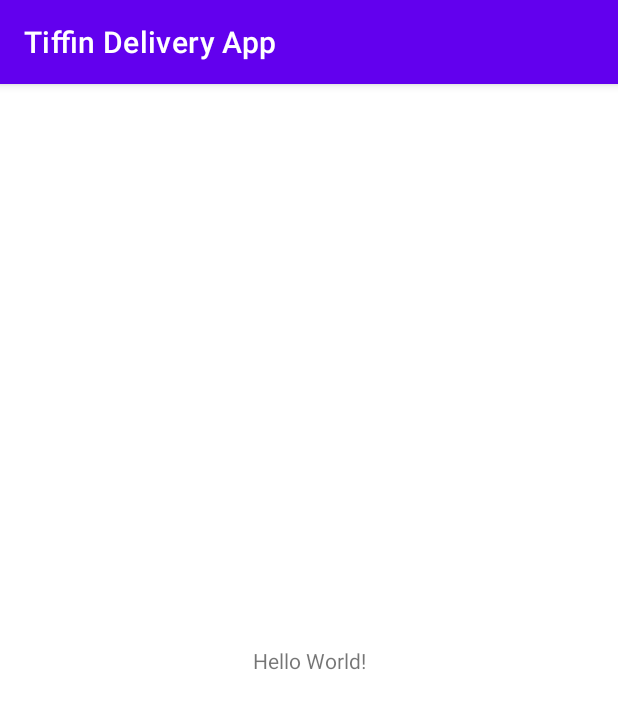
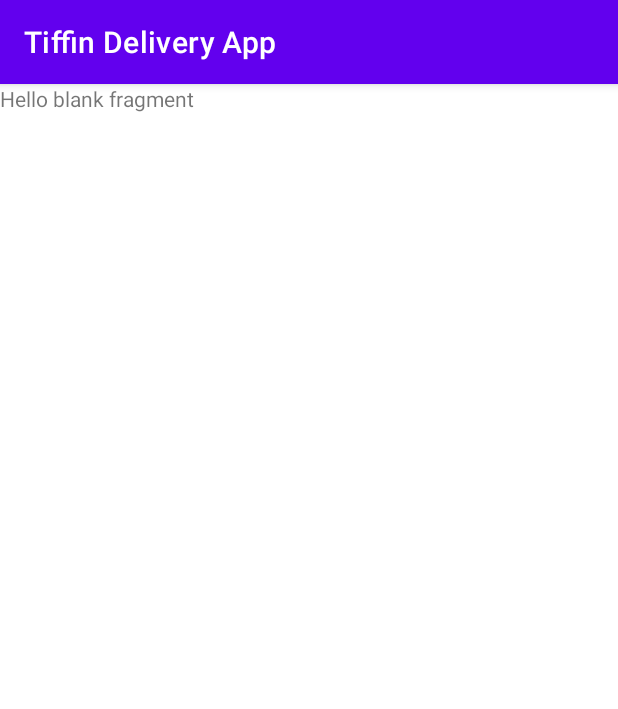
Before and after one commit to RagingScout95/tiffin-delivery-app, an Android app: the screen it shows after launch (MainActivity), on a phone screen of 412 x 824 dp. Shown: the top 709 px of the screen. Run offline under Robolectric (Android 15) with nearby library versions, the phone set to English and light mode, and no system bars.

Commit message:
Implemented navigation graph
-Added navigation graph and added splash, login, serviceList, and serviceDetails fragments
-Added navigation host fragment in main activity layout

```diff
--- a/app/build.gradle
+++ b/app/build.gradle
@@ -38,6 +38,8 @@ dependencies {
     implementation 'androidx.appcompat:appcompat:1.6.0'
     implementation 'com.google.android.material:material:1.8.0'
     implementation 'androidx.constraintlayout:constraintlayout:2.1.4'
+    implementation 'androidx.navigation:navigation-fragment-ktx:2.5.3'
+    implementation 'androidx.navigation:navigation-ui-ktx:2.5.3'
     testImplementation 'junit:junit:4.13.2'
     androidTestImplementation 'androidx.test.ext:junit:1.1.5'
     androidTestImplementation 'androidx.test.espresso:espresso-core:3.5.1'
--- /dev/null
+++ b/app/src/main/java/com/example/tiffindeliveryapp/SplashScreenFragment.kt
@@ -0,0 +1,59 @@
+package com.example.tiffindeliveryapp
+
+import android.os.Bundle
+import androidx.fragment.app.Fragment
+import android.view.LayoutInflater
+import android.view.View
+import android.view.ViewGroup
+
+// TODO: Rename parameter arguments, choose names that match
+// the fragment initialization parameters, e.g. ARG_ITEM_NUMBER
+private const val ARG_PARAM1 = "param1"
+private const val ARG_PARAM2 = "param2"
+
+/**
+ * A simple [Fragment] subclass.
+ * Use the [SplashScreenFragment.newInstance] factory method to
+ * create an instance of this fragment.
+ */
+class SplashScreenFragment : Fragment() {
+    // TODO: Rename and change types of parameters
+    private var param1: String? = null
+    private var param2: String? = null
+
+    override fun onCreate(savedInstanceState: Bundle?) {
+        super.onCreate(savedInstanceState)
+        arguments?.let {
+            param1 = it.getString(ARG_PARAM1)
+            param2 = it.getString(ARG_PARAM2)
+        }
+    }
+
+    override fun onCreateView(
+        inflater: LayoutInflater, container: ViewGroup?,
+        savedInstanceState: Bundle?
+    ): View? {
+        // Inflate the layout for this fragment
+        return inflater.inflate(R.layout.fragment_splash_screen, container, false)
+    }
+
+    companion object {
+        /**
+         * Use this factory method to create a new instance of
+         * this fragment using the provided parameters.
+         *
+         * @param param1 Parameter 1.
+         * @param param2 Parameter 2.
+         * @return A new instance of fragment SplashScreenFragment.
+         */
+        // TODO: Rename and change types and number of parameters
+        @JvmStatic
+        fun newInstance(param1: String, param2: String) =
+            SplashScreenFragment().apply {
+                arguments = Bundle().apply {
+                    putString(ARG_PARAM1, param1)
+                    putString(ARG_PARAM2, param2)
+                }
+            }
+    }
+}
--- a/app/src/main/res/layout/activity_main.xml
+++ b/app/src/main/res/layout/activity_main.xml
@@ -6,13 +6,16 @@
     android:layout_height="match_parent"
     tools:context=".MainActivity">
 
-    <TextView
-        android:layout_width="wrap_content"
-        android:layout_height="wrap_content"
-        android:text="Hello World!"
-        app:layout_constraintBottom_toBottomOf="parent"
-        app:layout_constraintEnd_toEndOf="parent"
+
+    <androidx.fragment.app.FragmentContainerView
+        android:id="@+id/fragmentContainerView"
+        android:name="androidx.navigation.fragment.NavHostFragment"
+        android:layout_width="match_parent"
+        android:layout_height="match_parent"
+        app:defaultNavHost="true"
+        app:layout_constraintTop_toTopOf="parent"
         app:layout_constraintStart_toStartOf="parent"
-        app:layout_constraintTop_toTopOf="parent" />
-
+        app:navGraph="@navigation/tiffin_delivery_service_nav_graph"
+        tools:layout_editor_absoluteX="1dp"
+        tools:layout_editor_absoluteY="1dp" />
 </androidx.constraintlayout.widget.ConstraintLayout>
--- /dev/null
+++ b/app/src/main/res/layout/fragment_splash_screen.xml
@@ -0,0 +1,14 @@
+<?xml version="1.0" encoding="utf-8"?>
+<FrameLayout xmlns:android="http://schemas.android.com/apk/res/android"
+    xmlns:tools="http://schemas.android.com/tools"
+    android:layout_width="match_parent"
+    android:layout_height="match_parent"
+    tools:context=".SplashScreenFragment">
+
+    <!-- TODO: Update blank fragment layout -->
+    <TextView
+        android:layout_width="match_parent"
+        android:layout_height="match_parent"
+        android:text="@string/hello_blank_fragment" />
+
+</FrameLayout>
--- /dev/null
+++ b/app/src/main/res/navigation/tiffin_delivery_service_nav_graph.xml
@@ -0,0 +1,42 @@
+<?xml version="1.0" encoding="utf-8"?>
+<navigation xmlns:android="http://schemas.android.com/apk/res/android"
+    xmlns:app="http://schemas.android.com/apk/res-auto"
+    xmlns:tools="http://schemas.android.com/tools"
+    android:id="@+id/tiffin_delivery_service_nav_graph"
+    app:startDestination="@id/splashScreenFragment">
+
+    <fragment
+        android:id="@+id/loginFragment"
+        android:name="com.example.tiffindeliveryapp.LoginFragment"
+        android:label="fragment_login"
+        tools:layout="@layout/fragment_login" >
+        <action
+            android:id="@+id/action_loginFragment_to_tiffinServicesListFragment"
+            app:destination="@id/tiffinServicesListFragment" />
+    </fragment>
+    <fragment
+        android:id="@+id/splashScreenFragment"
+        android:name="com.example.tiffindeliveryapp.SplashScreenFragment"
+        android:label="fragment_splash_screen"
+        tools:layout="@layout/fragment_splash_screen" >
+        <action
+            android:id="@+id/action_splashScreenFragment_to_loginFragment"
+            app:popUpTo="@id/splashScreenFragment"
+            app:popUpToInclusive="true"
+            app:destination="@id/loginFragment" />
+    </fragment>
+    <fragment
+        android:id="@+id/tiffinServicesListFragment"
+        android:name="com.example.tiffindeliveryapp.TiffinServicesListFragment"
+        android:label="fragment_tiffin_services_list"
+        tools:layout="@layout/fragment_tiffin_services_list" >
+        <action
+            android:id="@+id/action_tiffinServicesListFragment_to_serviceDetailsFragment"
+            app:destination="@id/serviceDetailsFragment" />
+    </fragment>
+    <fragment
+        android:id="@+id/serviceDetailsFragment"
+        android:name="com.example.tiffindeliveryapp.ServiceDetailsFragment"
+        android:label="fragment_service_details"
+        tools:layout="@layout/fragment_service_details" />
+</navigation>
--- a/app/src/main/res/values/strings.xml
+++ b/app/src/main/res/values/strings.xml
@@ -1,3 +1,5 @@
 <resources>
     <string name="app_name">Tiffin Delivery App</string>
+    <!-- TODO: Remove or change this placeholder text -->
+    <string name="hello_blank_fragment">Hello blank fragment</string>
 </resources>
```
Also changed, not shown: app/src/main/java/com/example/tiffindeliveryapp/LoginFragment.kt (added, +59 -0 lines), app/src/main/java/com/example/tiffindeliveryapp/ServiceDetailsFragment.kt (added, +59 -0 lines), app/src/main/java/com/example/tiffindeliveryapp/TiffinServicesListFragment.kt (added, +59 -0 lines), app/src/main/res/layout/fragment_login.xml (added, +14 -0 lines), app/src/main/res/layout/fragment_service_details.xml (added, +14 -0 lines), app/src/main/res/layout/fragment_tiffin_services_list.xml (added, +14 -0 lines).
